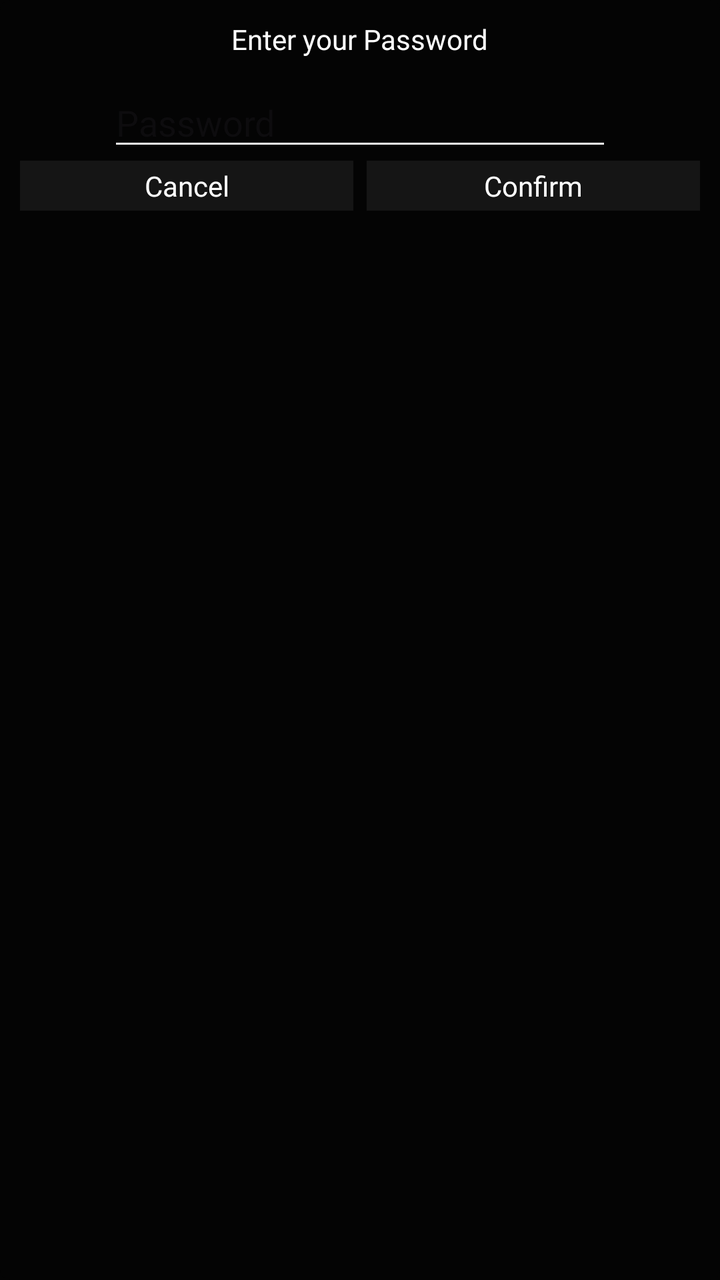
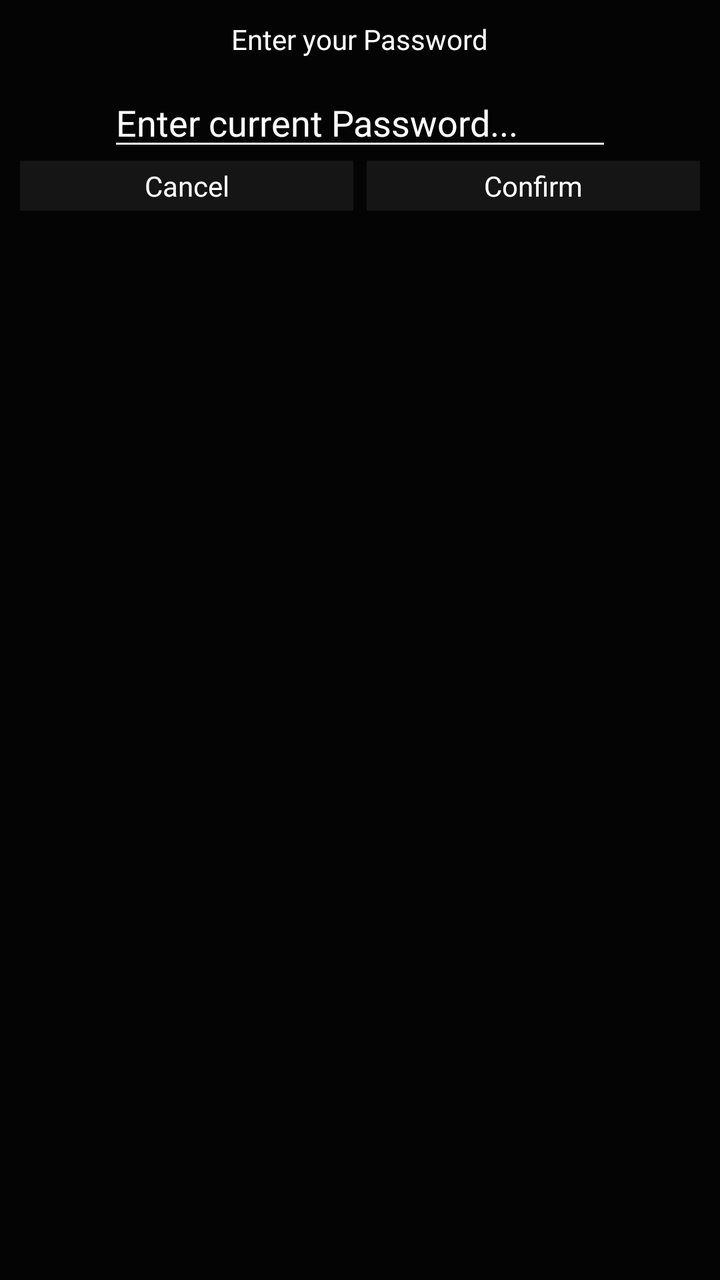

Compare the two renders of this Android layout. The source of the first and the diff that turns it into the second are given below.
<!-- AndroidManifest.xml: application theme Theme.RUBMotorsportGroup2 -->
<!-- res/layout/pop_up_window.xml -->
<?xml version="1.0" encoding="utf-8"?>
    <androidx.constraintlayout.widget.ConstraintLayout
        xmlns:android="http://schemas.android.com/apk/res/android"
        xmlns:app="http://schemas.android.com/apk/res-auto"
        xmlns:tools="http://schemas.android.com/tools"
        android:id="@+id/pop_up_window"
        android:layout_width="match_parent"
        android:layout_height="match_parent"
        android:background="@drawable/pop_up_rounded"
        tools:context=".MainActivity">

    <androidx.constraintlayout.widget.Guideline
        android:id="@+id/pop_up_guideline_right"
        android:layout_width="wrap_content"
        android:layout_height="wrap_content"
        android:orientation="vertical"
        app:layout_constraintGuide_percent="0.49"/>

    <androidx.constraintlayout.widget.Guideline
        android:id="@+id/pop_up_guideline_left"
        android:layout_width="wrap_content"
        android:layout_height="wrap_content"
        android:orientation="vertical"
        app:layout_constraintGuide_percent="0.51"/>



        <TextView
            android:id="@+id/pop_up_passwordEnterText"
            android:layout_width="wrap_content"
            android:layout_height="wrap_content"
            android:text="@string/editUser_enterpassword"
            android:textColor="@color/white"
            app:layout_constraintRight_toRightOf="parent"
            app:layout_constraintLeft_toLeftOf="parent"
            app:layout_constraintTop_toTopOf="parent"
            android:fontFamily="@font/roboto"/>

        <EditText
            android:id="@+id/pop_up_passwordInput"
            android:layout_width="wrap_content"
            android:layout_height="wrap_content"
            android:ems="12"
            android:inputType="textPassword"
            android:hint="@string/pop_up_password"
            app:layout_constraintRight_toRightOf="parent"
            app:layout_constraintLeft_toLeftOf="parent"
            app:layout_constraintTop_toBottomOf="@id/pop_up_passwordEnterText"
            android:layout_margin="10dp"
            android:fontFamily="@font/roboto"
            />

        <TextView
            android:id="@+id/pop_up_cancelInput"
            android:layout_width="0dp"
            android:layout_height="25dp"
            android:text="@string/pop_up_cancel"
            app:layout_constraintStart_toStartOf="parent"
            app:layout_constraintEnd_toStartOf="@id/pop_up_guideline_right"
            app:layout_constraintTop_toBottomOf="@+id/pop_up_passwordInput"
            android:gravity="center"
            android:background="@color/ElementColor"
            android:textColor="@color/white"
            android:fontFamily="@font/roboto"/>

        <TextView
            android:id="@+id/pop_up_confirmInput"
            android:layout_width="0dp"
            android:layout_height="25dp"
            android:text="@string/pop_up_confirm"
            android:textColor="@color/white"
            app:layout_constraintStart_toStartOf="@id/pop_up_guideline_left"
            app:layout_constraintEnd_toEndOf="parent"
            app:layout_constraintTop_toBottomOf="@+id/pop_up_passwordInput"
            android:gravity="center"
            android:background="@color/ElementColor"
            android:fontFamily="@font/roboto"/>
    </androidx.constraintlayout.widget.ConstraintLayout>
<!-- resources referenced by this layout -->
<resources>
  <color name="ElementColor">#151515</color>
  <color name="white">#FFFFFFFF</color>
  <!-- drawable pop_up_rounded (drawable) -->
  <?xml version="1.0" encoding="utf-8"?>
  <shape
      xmlns:android="http://schemas.android.com/apk/res/android">
      <solid
          android:color="@color/BackgroundColor"/>
      <corners
          android:radius="5dp" />
      <padding
          android:left="10dp"
          android:top="10dp"
          android:right="10dp"
          android:bottom="10dp" />
  </shape>
  <string name="editUser_enterpassword">Enter your Password</string>
  <string name="pop_up_cancel">Cancel</string>
  <string name="pop_up_confirm">Confirm</string>
  <string name="pop_up_password">Password</string>
  <style name="Theme.RUBMotorsportGroup2" parent="Base.Theme.RUBMotorsportGroup2" />
  <color name="BackgroundColor">#040404</color>
  <style name="Base.Theme.RUBMotorsportGroup2" parent="Theme.Material3.DayNight.NoActionBar">
          <item name="colorPrimary">@color/RubColorBlue</item>
          <item name="android:windowBackground">@color/BackgroundColor</item>
          <item name="colorAccent">@color/ElementColor</item>
          <item name="colorSecondaryContainer">@color/white</item>
          <item name="colorSecondaryFixed">@color/white</item>
          <item name="android:textColorSecondary">@color/white</item>
          <item name="android:textColorSecondaryInverse">@color/black</item>
          <item name="android:textColorTertiary">@color/white</item>
          <item name="android:textColorTertiaryInverse">@color/black</item>
          <item name="android:backgroundTint">@null</item>
          
          
      </style>
  <color name="RubColorBlue">#003560</color>
  <color name="black">#FF000000</color>
</resources>

<!-- the commit's change to res/layout/pop_up_window.xml (unified diff, before → after) -->
@@ -36,19 +36,20 @@
             app:layout_constraintTop_toTopOf="parent"
             android:fontFamily="@font/roboto"/>
 
-        <EditText
-            android:id="@+id/pop_up_passwordInput"
-            android:layout_width="wrap_content"
-            android:layout_height="wrap_content"
-            android:ems="12"
-            android:inputType="textPassword"
-            android:hint="@string/pop_up_password"
-            app:layout_constraintRight_toRightOf="parent"
-            app:layout_constraintLeft_toLeftOf="parent"
-            app:layout_constraintTop_toBottomOf="@id/pop_up_passwordEnterText"
-            android:layout_margin="10dp"
-            android:fontFamily="@font/roboto"
-            />
+    <EditText
+        android:id="@+id/pop_up_passwordInput"
+        android:layout_width="wrap_content"
+        android:layout_height="wrap_content"
+        android:layout_margin="10dp"
+        android:ems="12"
+        android:fontFamily="@font/roboto"
+        android:hint="@string/pop_up_password"
+        android:inputType="textPassword"
+        android:textColor="@color/white"
+        android:textColorHint="@color/white"
+        app:layout_constraintLeft_toLeftOf="parent"
+        app:layout_constraintRight_toRightOf="parent"
+        app:layout_constraintTop_toBottomOf="@id/pop_up_passwordEnterText" />
 
         <TextView
             android:id="@+id/pop_up_cancelInput"
<!-- resource entries referenced after the edit -->
@@ -19,7 +19,7 @@
   <string name="editUser_enterpassword">Enter your Password</string>
   <string name="pop_up_cancel">Cancel</string>
   <string name="pop_up_confirm">Confirm</string>
-  <string name="pop_up_password">Password</string>
+  <string name="pop_up_password">Enter current Password...</string>
   <style name="Theme.RUBMotorsportGroup2" parent="Base.Theme.RUBMotorsportGroup2" />
   <color name="BackgroundColor">#040404</color>
   <style name="Base.Theme.RUBMotorsportGroup2" parent="Theme.Material3.DayNight.NoActionBar">
